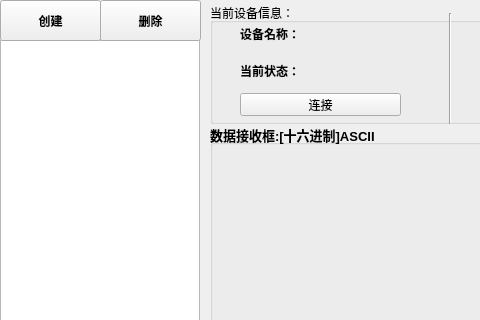
Above: mainwindow.ui from suzhuorui/QtHelper before the change; both pictures show x 0 to 480 and y 0 to 320 of the 831 by 542 pixel window. Below: the same form after it.
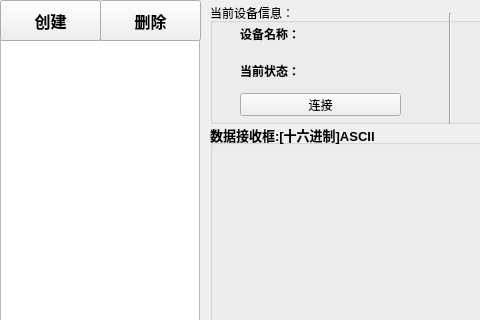
That is the form after the change.

```diff
--- a/mainwindow.ui
+++ b/mainwindow.ui
@@ -625,6 +625,8 @@
     </property>
     <property name="font">
      <font>
+      <family>Arial</family>
+      <pointsize>12</pointsize>
       <weight>75</weight>
       <bold>true</bold>
      </font>
@@ -644,6 +646,8 @@
     </property>
     <property name="font">
      <font>
+      <family>Arial</family>
+      <pointsize>12</pointsize>
       <weight>75</weight>
       <bold>true</bold>
      </font>
```
